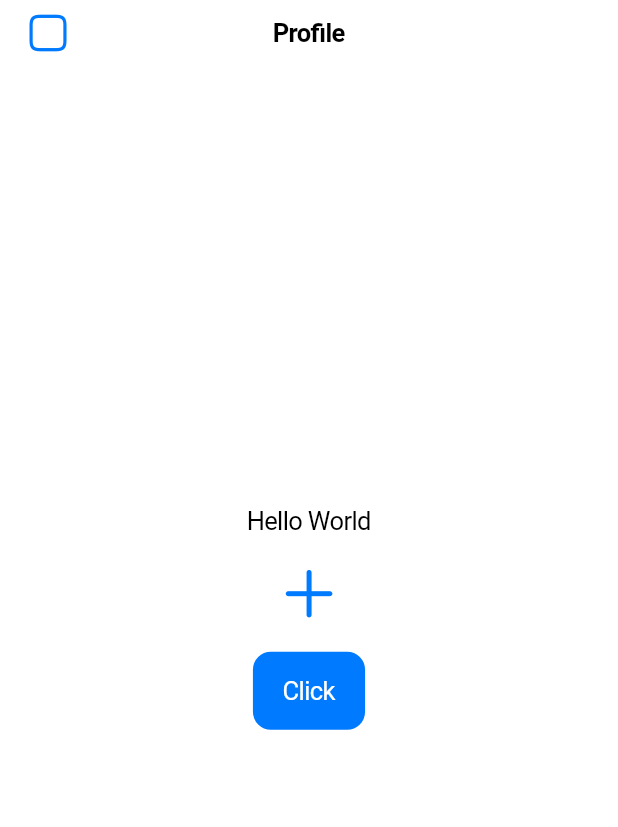
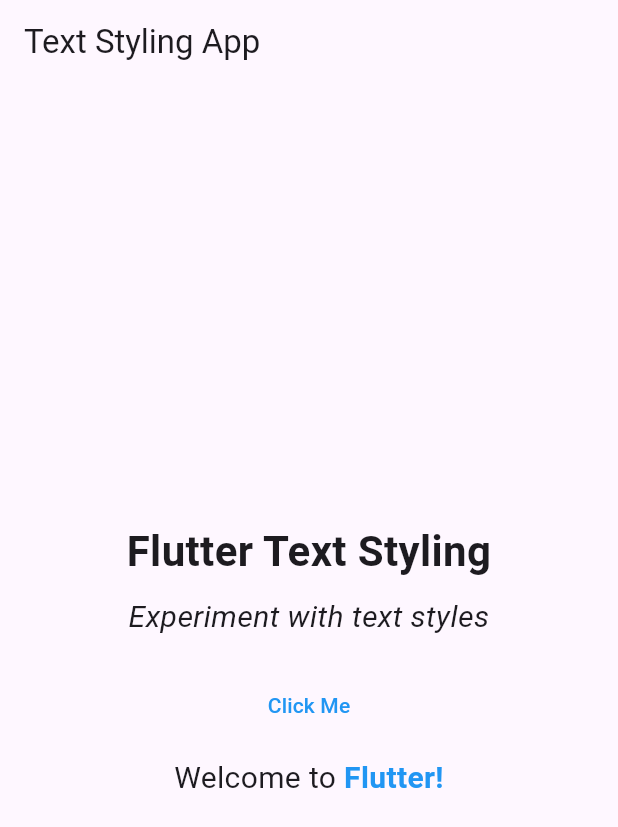
Before and after one commit to MdFarhadHossenImon/firstappofmine, a Flutter app: the screen it shows after launch, on a phone screen of 412 x 824 dp. Shown: the top 827 px of the screen. Run offline on Flutter 3.47's test engine with Material 3 defaults, Android fonts, the phone set to English and light mode, and no system bars.

```diff
--- a/lib/main.dart
+++ b/lib/main.dart
@@ -1,86 +1,81 @@
-// Current SDK version: 3.22.1
-import 'package:flutter/cupertino.dart';
 import 'package:flutter/material.dart';
-import 'package:my_flutter_app/profile_page.dart';
-
-
-// TextField
 
 void main() {
-  runApp(IntroApp());
+  runApp(MyApp());
 }
 
-class IntroApp extends StatelessWidget {
-  const IntroApp({super.key});
-
+class MyApp extends StatelessWidget {
   @override
   Widget build(BuildContext context) {
-    return CupertinoApp(
-      debugShowCheckedModeBanner: true,
-      home: ProfilePage(),
-      title: 'Intro app',
-      // theme: ThemeData(
-      //     brightness: Brightness.light,
-      //     appBarTheme: AppBarTheme(
-      //         backgroundColor: Colors.pink,
-      //         titleTextStyle: TextStyle(
-      //             color: Colors.white,
-      //             fontSize: 22,
-      //             fontWeight: FontWeight.w700,
-      //             letterSpacing: 1.2)),
-      //     textButtonTheme: TextButtonThemeData(
-      //         style: TextButton.styleFrom(
-      //             foregroundColor: Colors.pink,
-      //             textStyle:
-      //                 TextStyle(fontSize: 16, fontWeight: FontWeight.w700))),
-      //     inputDecorationTheme: InputDecorationTheme(
-      //       border: OutlineInputBorder(
-      //           borderRadius: BorderRadius.circular(8),
-      //           borderSide: BorderSide(color: Colors.green, width: 2)),
-      //       disabledBorder: OutlineInputBorder(
-      //           borderRadius: BorderRadius.circular(8),
-      //           borderSide: BorderSide(color: Colors.green, width: 2)),
-      //       focusedBorder: OutlineInputBorder(
-      //           borderRadius: BorderRadius.circular(8),
-      //           borderSide: BorderSide(color: Colors.blueAccent, width: 2)),
-      //       labelStyle: TextStyle(fontSize: 16),
-      //       hintStyle: TextStyle(color: Colors.purple.shade200),
-      //     ),
-      //     textTheme: TextTheme(bodySmall: TextStyle(fontSize: 28))),
-      // darkTheme: ThemeData(
-      //     brightness: Brightness.dark,
-      //     appBarTheme: AppBarTheme(
-      //         backgroundColor: Colors.green,
-      //         titleTextStyle: TextStyle(
-      //             color: Colors.white,
-      //             fontSize: 22,
-      //             fontWeight: FontWeight.w700,
-      //             letterSpacing: 1.2)),
-      //     textButtonTheme: TextButtonThemeData(
-      //         style: TextButton.styleFrom(
-      //             foregroundColor: Colors.green,
-      //             textStyle:
-      //                 TextStyle(fontSize: 16, fontWeight: FontWeight.w700))),
-      //     inputDecorationTheme: InputDecorationTheme(
-      //       border: OutlineInputBorder(
-      //           borderRadius: BorderRadius.circular(8),
-      //           borderSide: BorderSide(color: Colors.green, width: 2)),
-      //       disabledBorder: OutlineInputBorder(
-      //           borderRadius: BorderRadius.circular(8),
-      //           borderSide: BorderSide(color: Colors.green, width: 2)),
-      //       focusedBorder: OutlineInputBorder(
-      //           borderRadius: BorderRadius.circular(8),
-      //           borderSide: BorderSide(color: Colors.blueAccent, width: 2)),
-      //       labelStyle: TextStyle(fontSize: 16),
-      //       hintStyle: TextStyle(color: Colors.purple.shade200),
-      //     ),
-      //     textTheme: TextTheme(
-      //         bodySmall: TextStyle(fontSize: 20),
-      //         titleLarge: TextStyle(fontSize: 28, fontWeight: FontWeight.w700),
-      //         titleMedium: TextStyle(fontSize: 24, fontWeight: FontWeight.w600),
-      //         titleSmall:
-      //             TextStyle(fontSize: 18, fontWeight: FontWeight.w600))),
-      // themeMode: ThemeMode.dark,
+    return MaterialApp(
+      title: 'Text Styling App',
+      home: Scaffold(
+        appBar: AppBar(
+          title: Text('Text Styling App'),
+        ),
+        body: Center(
+          child: Column(
+            mainAxisAlignment: MainAxisAlignment.center,
+            children: <Widget>[
+              // Title Text
+              Text(
+                'Flutter Text Styling',
+                style: TextStyle(
+                  fontSize: 28,
+                  fontWeight: FontWeight.bold,
+                ),
+                textAlign: TextAlign.center,
+              ),
+              SizedBox(height: 10), // Space between title and subtitle
+
+              // Subtitle Text
+              Text(
+                'Experiment with text styles',
+                style: TextStyle(
+                  fontSize: 20,
+                  fontStyle: FontStyle.italic,
+                ),
+                textAlign: TextAlign.center,
+              ),
+              SizedBox(height: 20), // Space between subtitle and button
+
+              // Interactive Text Button
+              TextButton(
+                onPressed: () {
+                  // Display a SnackBar
+                  final snackBar = SnackBar(
+                    content: Text('You clicked the button!'),
+                  );
+                  ScaffoldMessenger.of(context).showSnackBar(snackBar);
+                },
+                child: Text(
+                  'Click Me',
+                  style: TextStyle(color: Colors.blue),
+                ),
+              ),
+              SizedBox(height: 10), // Space between button and the welcome text
+
+              // Welcome Text
+              Text.rich(
+                TextSpan(
+                  text: 'Welcome to ',
+                  children: <TextSpan>[
+                    TextSpan(
+                      text: 'Flutter!',
+                      style: TextStyle(
+                        color: Colors.blue,
+                        fontWeight: FontWeight.bold,
+                      ),
+                    ),
+                  ],
+                ),
+                style: TextStyle(fontSize: 20),
+                textAlign: TextAlign.center,
+              ),
+            ],
+          ),
+        ),
+      ),
     );
   }
 }
--- a/lib/profile_page.dart
+++ /dev/null
@@ -1,36 +0,0 @@
-import 'package:flutter/cupertino.dart';
-
-
-class ProfilePage extends StatelessWidget {
-  const ProfilePage({super.key});
-
-  @override
-  Widget build(BuildContext context) {
-    return CupertinoPageScaffold(
-      navigationBar: CupertinoNavigationBar(
-        middle: Text('Profile'),
-        leading: Icon(CupertinoIcons.app),
-      ),
-      // child: Column(
-      //   children: [
-      //     Text(
-      //       'This is cupertino design system',
-      //       style: TextStyle(color: Colors.green),
-      //     ),
-      //   ],
-      // ),
-      child: Center(
-        child: Column(
-          mainAxisAlignment: MainAxisAlignment.center,
-          children: [
-            Text('Hello World'),
-            SizedBox(height: 16),
-            Icon(CupertinoIcons.add, size: 45,),
-            SizedBox(height: 16),
-            CupertinoButton.filled(child: Text('Click'), onPressed: () {}),
-          ],
-        ),
-      ),
-    );
-  }
-}
```
Also changed, not shown: lib/home.dart (deleted, +0 -106 lines), lib/settings_screen.dart (deleted, +0 -17 lines).
